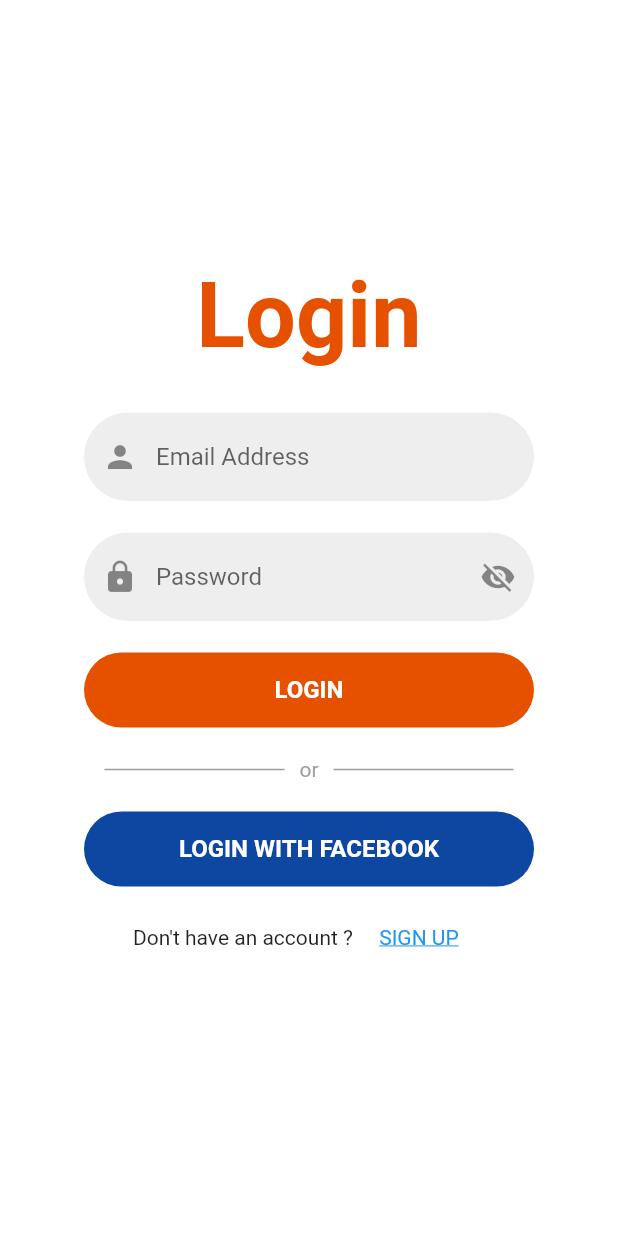
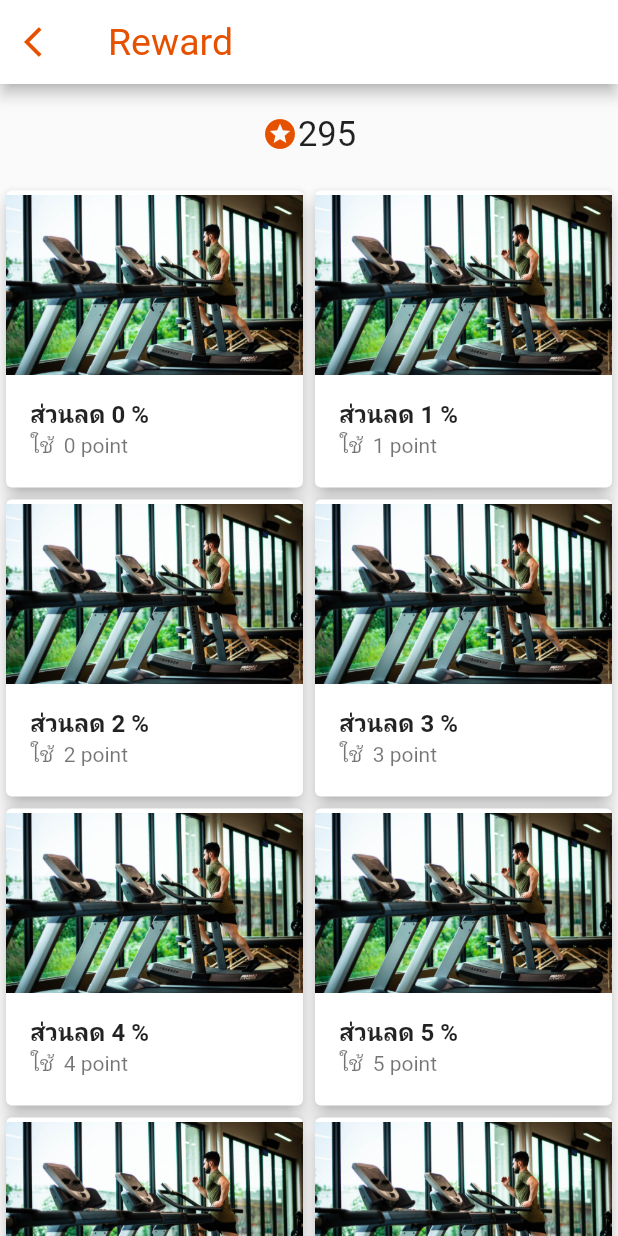
Before and after one commit to godprogrammer3/KMITL_fitness_app, a Flutter app: the screen it shows after launch, on a phone screen of 412 x 824 dp. Run offline on Flutter 3.47's test engine with Material 2 defaults, Android fonts, the phone set to English and light mode, and no system bars; drawn by our look-alikes of loading_overlay; our stand-ins replace cloud_firestore, firebase_auth, firebase_messaging, flutter_svg; accounts and stored records are empty.

Commit message:
point page

```diff
--- a/kmitl_fitness_app/lib/main.dart
+++ b/kmitl_fitness_app/lib/main.dart
@@ -46,7 +46,7 @@
        });
        return NavigationWidget(user: user);
      }else{
-       return LoginPage();
+       return PointPage();
      }
   }
 }
--- a/kmitl_fitness_app/lib/ui/pages/pages.dart
+++ b/kmitl_fitness_app/lib/ui/pages/pages.dart
@@ -9,3 +9,4 @@
 export './notification_page.dart';
 export './news_detail_page.dart';
 export './membership_page.dart';
+export './point_page.dart';
--- a/kmitl_fitness_app/lib/ui/pages/point_page.dart
+++ b/kmitl_fitness_app/lib/ui/pages/point_page.dart
@@ -0,0 +1,90 @@
+import 'package:flutter/material.dart';
+
+class PointPage extends StatelessWidget {
+  @override
+  Widget build(BuildContext context) {
+    return PointPageChild();
+  }
+}
+
+class PointPageChild extends StatelessWidget {
+  @override
+  Widget build(BuildContext context) {
+    return Scaffold(
+        appBar: AppBar(
+          leading: IconButton(
+            icon: Icon(Icons.arrow_back_ios),
+            onPressed: () {
+              print("back");
+            },
+            color: Colors.orange[900],
+          ),
+          title: (Text(
+            "Reward",
+            style: TextStyle(color: Colors.orange[900], fontSize: 25),
+            textAlign: TextAlign.left,
+          )),
+          backgroundColor: Colors.white,
+        ),
+        body: SingleChildScrollView(
+            child: Column(
+          children: <Widget>[
+            SizedBox(
+              height: 20.0,
+            ),
+            Container(
+                child: Row(
+              mainAxisAlignment: MainAxisAlignment.center,
+              crossAxisAlignment: CrossAxisAlignment.center,
+              children: <Widget>[
+                Icon(
+                  Icons.stars,
+                  color: Colors.orange[900],
+                ),
+                Text(
+                  "295",
+                  style: TextStyle(fontSize: 23),
+                )
+              ],
+            )),
+            SizedBox(
+              height: 20.0,
+            ),
+            GridView.count(
+              primary: true,
+              shrinkWrap: true,
+              crossAxisCount: 2,
+              children: List.generate(20, (index) {
+                return Card(
+                  elevation: 5.0,
+                  child: InkWell(
+                    onTap: () => {},
+                    child: Column(
+                      mainAxisAlignment: MainAxisAlignment.center,
+                      children: [
+                        Container(
+                          height: 120.0,
+                          decoration: BoxDecoration(
+                            image: DecorationImage(
+                              image: AssetImage('assets/images/example.jpg'),
+                              fit: BoxFit.fitWidth,
+                            ),
+                          ),
+                        ),
+                        ListTile(
+                          title: Text('ส่วนลด $index %',
+                              style: TextStyle(fontWeight: FontWeight.bold)),
+                          subtitle: Text("ใช้  $index point"),
+                        ),
+                      ],
+                    ),
+                  ),
+                );
+              }),
+            ),
+          ],
+        )));
+  }
+}
+
+//Row(children: <Widget>[Icon(Icons.stars), Text("295")],)
```
